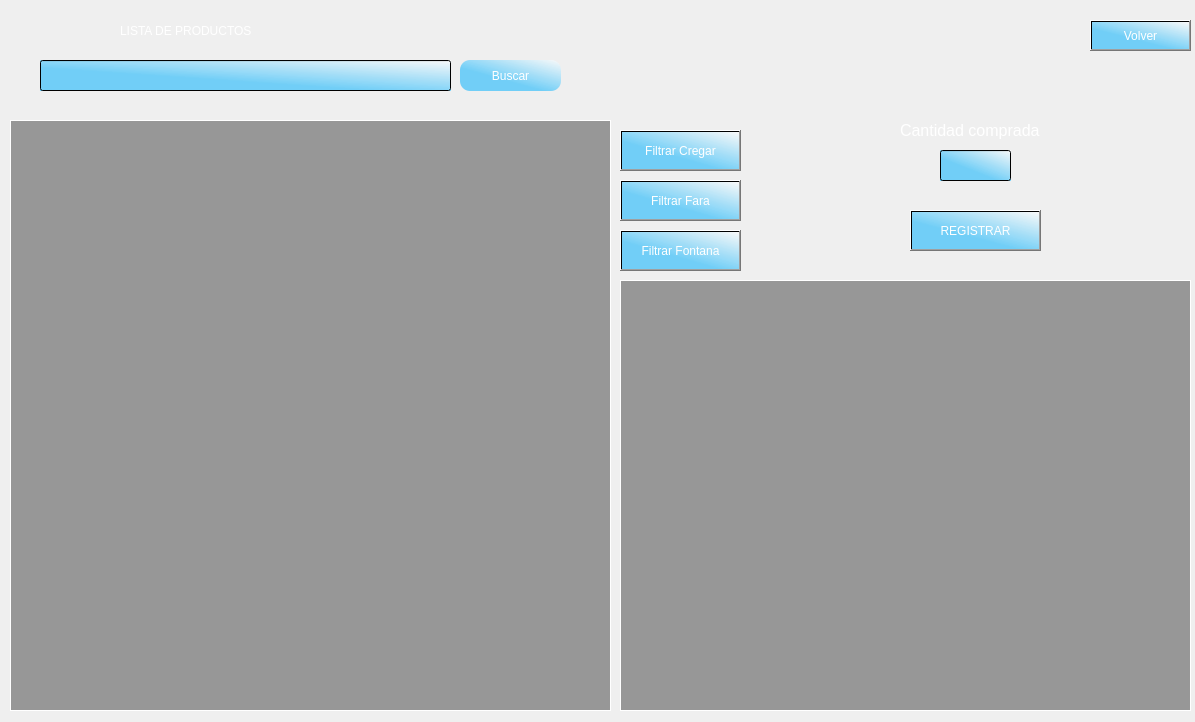
Old version of the form ventanas/registrar_compras.ui in the repository LautaroRomero21/Proyecto-CRUD-para-empresa-chica.
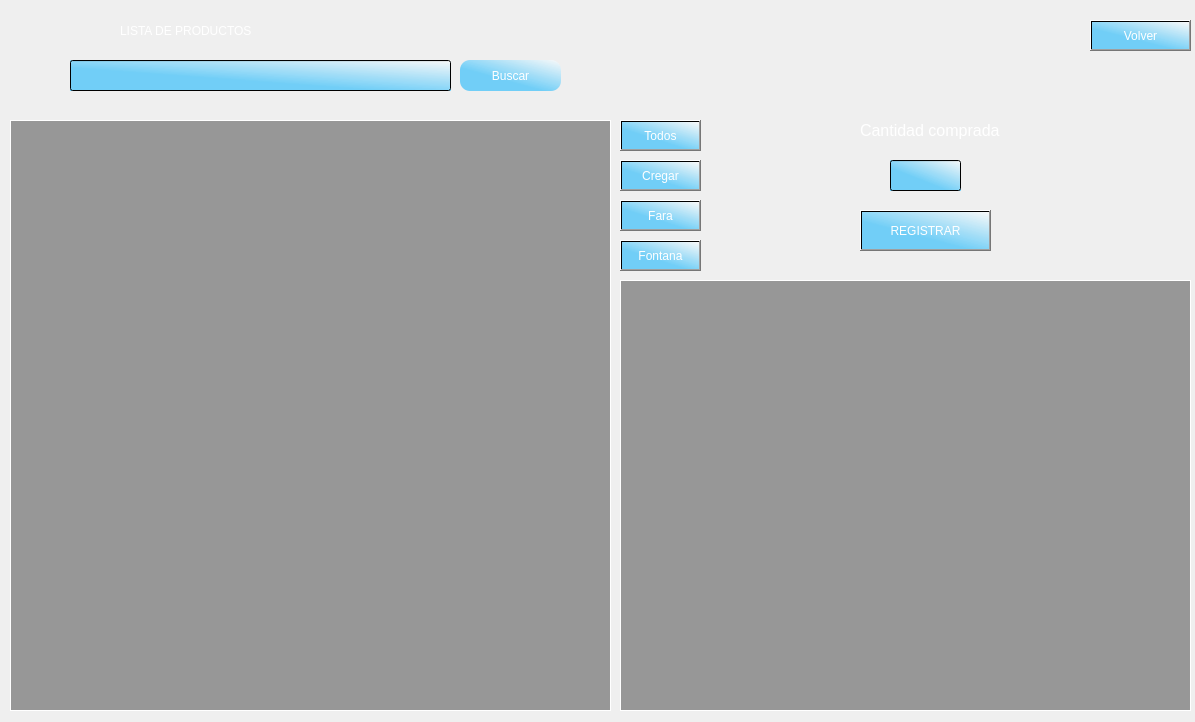
New version of the form. Icons and pictures are not drawn.

The edit to the form file:
```diff
--- a/ventanas/registrar_compras.ui
+++ b/ventanas/registrar_compras.ui
@@ -144,8 +144,8 @@
    <widget class="QLabel" name="label_producto_no_seleccionado">
     <property name="geometry">
      <rect>
-      <x>1040</x>
-      <y>210</y>
+      <x>990</x>
+      <y>200</y>
       <width>141</width>
       <height>61</height>
      </rect>
@@ -175,8 +175,8 @@
    <widget class="QLineEdit" name="input_cantidad_comprada">
     <property name="geometry">
      <rect>
-      <x>940</x>
-      <y>150</y>
+      <x>890</x>
+      <y>160</y>
       <width>71</width>
       <height>31</height>
      </rect>
@@ -255,7 +255,7 @@
    <widget class="QLabel" name="label_7">
     <property name="geometry">
      <rect>
-      <x>900</x>
+      <x>860</x>
       <y>120</y>
       <width>141</width>
       <height>21</height>
@@ -276,7 +276,7 @@
    <widget class="QPushButton" name="boton_registrar_compra">
     <property name="geometry">
      <rect>
-      <x>910</x>
+      <x>860</x>
       <y>210</y>
       <width>131</width>
       <height>41</height>
@@ -295,7 +295,7 @@
    <widget class="QLabel" name="label_error_al_registrar">
     <property name="geometry">
      <rect>
-      <x>760</x>
+      <x>710</x>
       <y>220</y>
       <width>151</width>
       <height>21</height>
@@ -344,9 +344,9 @@
    <widget class="QLineEdit" name="input_buscar_producto">
     <property name="geometry">
      <rect>
-      <x>40</x>
+      <x>70</x>
       <y>60</y>
-      <width>411</width>
+      <width>381</width>
       <height>31</height>
      </rect>
     </property>
@@ -364,9 +364,9 @@
     <property name="geometry">
      <rect>
       <x>620</x>
-      <y>130</y>
-      <width>121</width>
-      <height>41</height>
+      <y>160</y>
+      <width>81</width>
+      <height>31</height>
      </rect>
     </property>
     <property name="cursor">
@@ -376,16 +376,16 @@
      <string notr="true"/>
     </property>
     <property name="text">
-     <string>Filtrar Cregar</string>
+     <string>Cregar</string>
     </property>
    </widget>
    <widget class="QPushButton" name="boton_filtrar_fara">
     <property name="geometry">
      <rect>
       <x>620</x>
-      <y>180</y>
-      <width>121</width>
-      <height>41</height>
+      <y>200</y>
+      <width>81</width>
+      <height>31</height>
      </rect>
     </property>
     <property name="cursor">
@@ -395,16 +395,16 @@
      <string notr="true"/>
     </property>
     <property name="text">
-     <string>Filtrar Fara</string>
+     <string>Fara</string>
     </property>
    </widget>
    <widget class="QPushButton" name="boton_filtrar_fontana">
     <property name="geometry">
      <rect>
       <x>620</x>
-      <y>230</y>
-      <width>121</width>
-      <height>41</height>
+      <y>240</y>
+      <width>81</width>
+      <height>31</height>
      </rect>
     </property>
     <property name="cursor">
@@ -414,7 +414,26 @@
      <string notr="true"/>
     </property>
     <property name="text">
-     <string>Filtrar Fontana</string>
+     <string>Fontana</string>
+    </property>
+   </widget>
+   <widget class="QPushButton" name="boton_todos">
+    <property name="geometry">
+     <rect>
+      <x>620</x>
+      <y>120</y>
+      <width>81</width>
+      <height>31</height>
+     </rect>
+    </property>
+    <property name="cursor">
+     <cursorShape>PointingHandCursor</cursorShape>
+    </property>
+    <property name="styleSheet">
+     <string notr="true"/>
+    </property>
+    <property name="text">
+     <string>Todos</string>
     </property>
    </widget>
   </widget>
```
Left out of the diff: 2 changed lines with no effect on the pictures.
